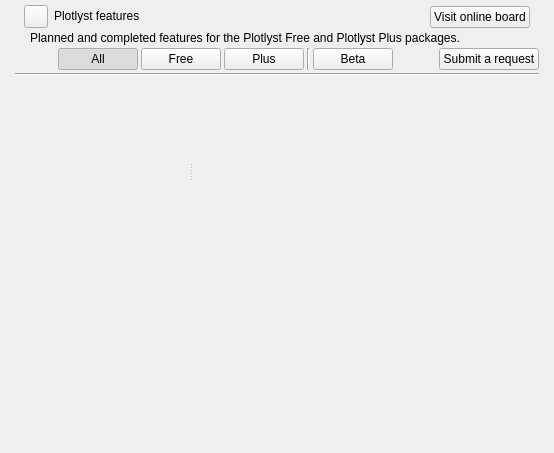
The window that ui/roadmap_view.ui (plotlyst/plotlyst-app) describes before a commit, drawn with Qt 5.
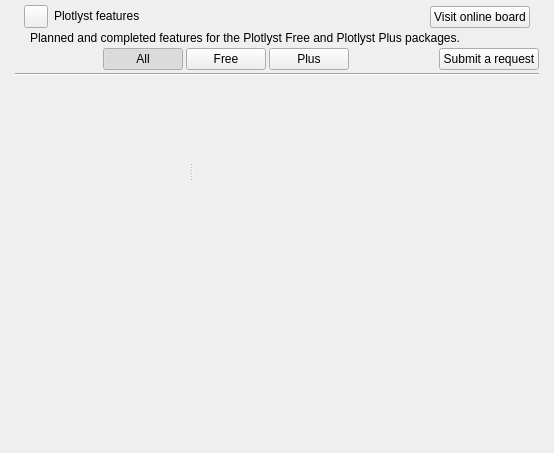
The same window after the commit.

What changed in the file:
```diff
--- a/ui/roadmap_view.ui
+++ b/ui/roadmap_view.ui
@@ -270,47 +270,6 @@
         </attribute>
        </widget>
       </item>
-      <item>
-       <widget class="Line" name="line_2">
-        <property name="orientation">
-         <enum>Qt::Vertical</enum>
-        </property>
-       </widget>
-      </item>
-      <item>
-       <widget class="QPushButton" name="btnBeta">
-        <property name="minimumSize">
-         <size>
-          <width>70</width>
-          <height>0</height>
-         </size>
-        </property>
-        <property name="cursor">
-         <cursorShape>PointingHandCursor</cursorShape>
-        </property>
-        <property name="toolTip">
-         <string>Display done tasks that are currently available in the Beta version</string>
-        </property>
-        <property name="text">
-         <string>Beta</string>
-        </property>
-        <property name="checkable">
-         <bool>true</bool>
-        </property>
-        <property name="checked">
-         <bool>false</bool>
-        </property>
-        <property name="transparent-rounded-bg-on-hover" stdset="0">
-         <bool>true</bool>
-        </property>
-        <property name="secondary-selector" stdset="0">
-         <bool>true</bool>
-        </property>
-        <attribute name="buttonGroup">
-         <string notr="true">buttonGroup</string>
-        </attribute>
-       </widget>
-      </item>
       <item>
        <spacer name="horizontalSpacer_2">
         <property name="orientation">
```
